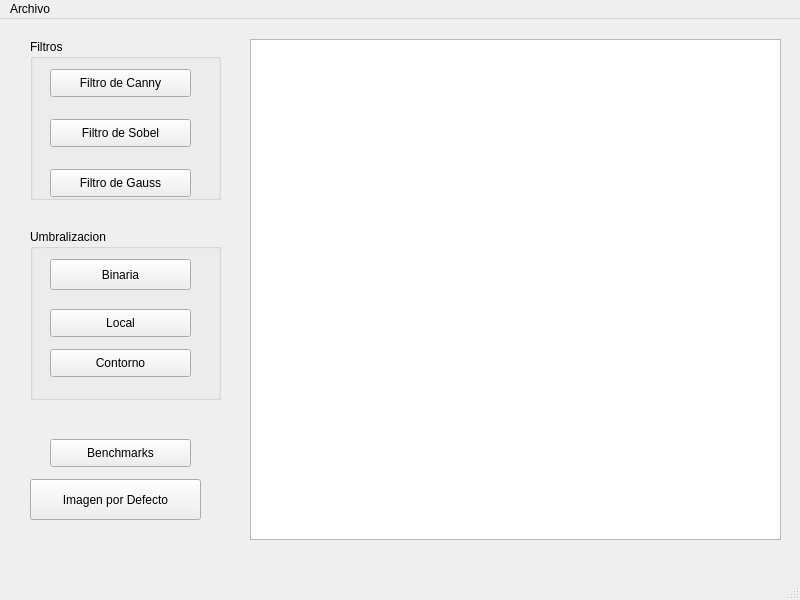
Above: pr_suite/ImProc_suite/mainwindow.ui from saul-calderonramirez/ImProc_suite before the change. Below: the same form after it.
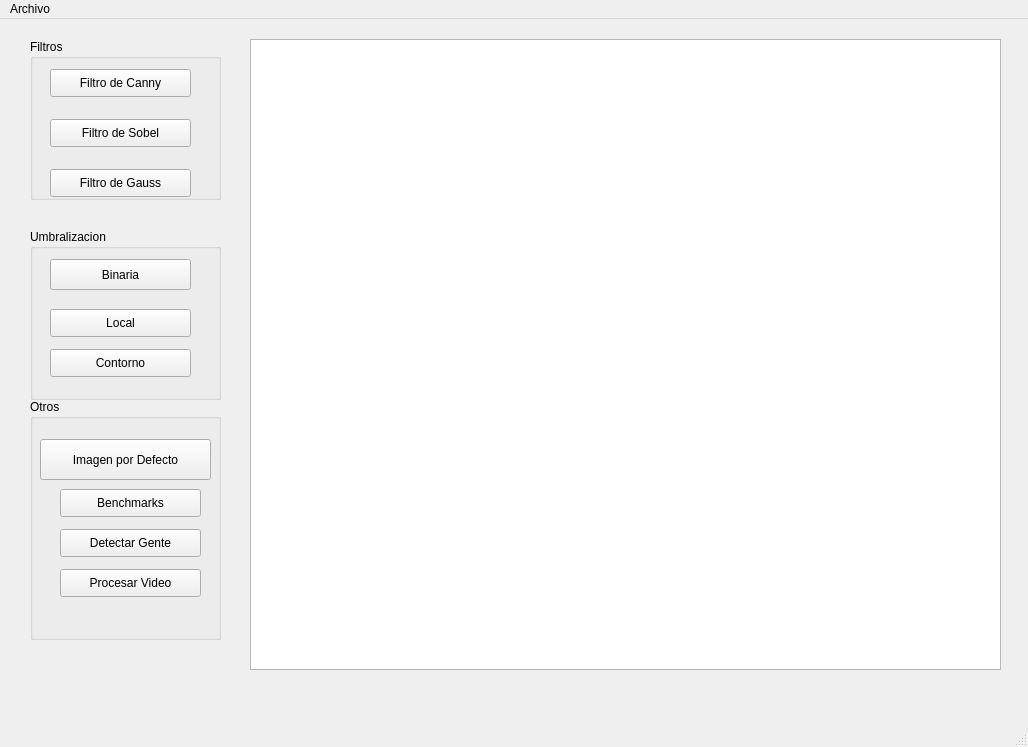
That is the form after the change.

Commit message: Hog video detector y otras correcciones a la clase ImageImPro

Diff of the .ui file:
```diff
--- a/pr_suite/ImProc_suite/mainwindow.ui
+++ b/pr_suite/ImProc_suite/mainwindow.ui
@@ -6,8 +6,8 @@
    <rect>
     <x>0</x>
     <y>0</y>
-    <width>800</width>
-    <height>600</height>
+    <width>1028</width>
+    <height>747</height>
    </rect>
   </property>
   <property name="windowTitle">
@@ -19,8 +19,8 @@
      <rect>
       <x>250</x>
       <y>20</y>
-      <width>531</width>
-      <height>501</height>
+      <width>751</width>
+      <height>631</height>
      </rect>
     </property>
    </widget>
@@ -79,19 +79,6 @@
     <zorder>btnUmbBin</zorder>
     <zorder>btnContour</zorder>
    </widget>
-   <widget class="QToolButton" name="btnLoadDefImage">
-    <property name="geometry">
-     <rect>
-      <x>30</x>
-      <y>460</y>
-      <width>171</width>
-      <height>41</height>
-     </rect>
-    </property>
-    <property name="text">
-     <string>Imagen por Defecto</string>
-    </property>
-   </widget>
    <widget class="QGroupBox" name="groupBox">
     <property name="geometry">
      <rect>
@@ -144,18 +131,70 @@
      </property>
     </widget>
    </widget>
-   <widget class="QToolButton" name="btnSegWaterSheds_2">
+   <widget class="QGroupBox" name="groupBox_3">
     <property name="geometry">
      <rect>
-      <x>50</x>
-      <y>420</y>
-      <width>141</width>
-      <height>28</height>
+      <x>30</x>
+      <y>380</y>
+      <width>191</width>
+      <height>241</height>
      </rect>
     </property>
-    <property name="text">
-     <string>Benchmarks</string>
+    <property name="title">
+     <string>Otros</string>
     </property>
+    <widget class="QToolButton" name="btnLoadDefImage">
+     <property name="geometry">
+      <rect>
+       <x>10</x>
+       <y>40</y>
+       <width>171</width>
+       <height>41</height>
+      </rect>
+     </property>
+     <property name="text">
+      <string>Imagen por Defecto</string>
+     </property>
+    </widget>
+    <widget class="QToolButton" name="btnSegWaterSheds_2">
+     <property name="geometry">
+      <rect>
+       <x>30</x>
+       <y>90</y>
+       <width>141</width>
+       <height>28</height>
+      </rect>
+     </property>
+     <property name="text">
+      <string>Benchmarks</string>
+     </property>
+    </widget>
+    <widget class="QToolButton" name="btnContour_2">
+     <property name="geometry">
+      <rect>
+       <x>30</x>
+       <y>130</y>
+       <width>141</width>
+       <height>28</height>
+      </rect>
+     </property>
+     <property name="text">
+      <string>Detectar Gente</string>
+     </property>
+    </widget>
+    <widget class="QToolButton" name="btnContour_3">
+     <property name="geometry">
+      <rect>
+       <x>30</x>
+       <y>170</y>
+       <width>141</width>
+       <height>28</height>
+      </rect>
+     </property>
+     <property name="text">
+      <string>Procesar Video</string>
+     </property>
+    </widget>
    </widget>
   </widget>
   <widget class="QMenuBar" name="menubar">
@@ -163,7 +202,7 @@
     <rect>
      <x>0</x>
      <y>0</y>
-     <width>800</width>
+     <width>1028</width>
      <height>33</height>
     </rect>
    </property>
```
The commit also changes 42 other files.
